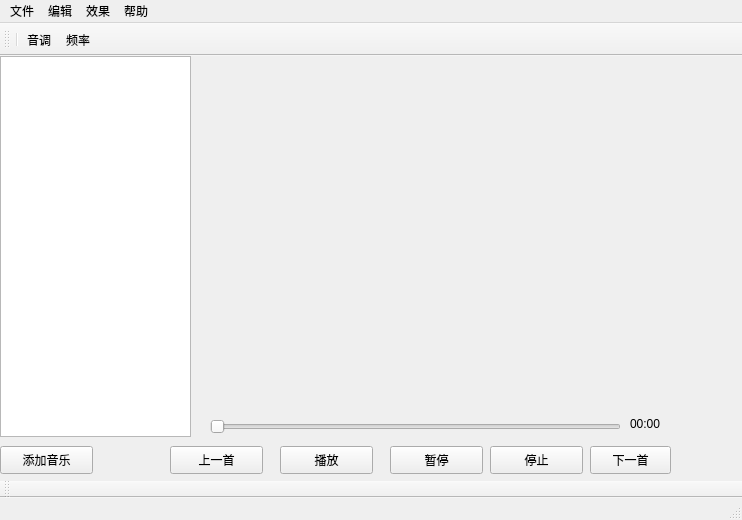
This is src/View/mainwindow.ui in BgmLover/Sound-Processing as Qt 5 draws it before an edit. The edited form follows.
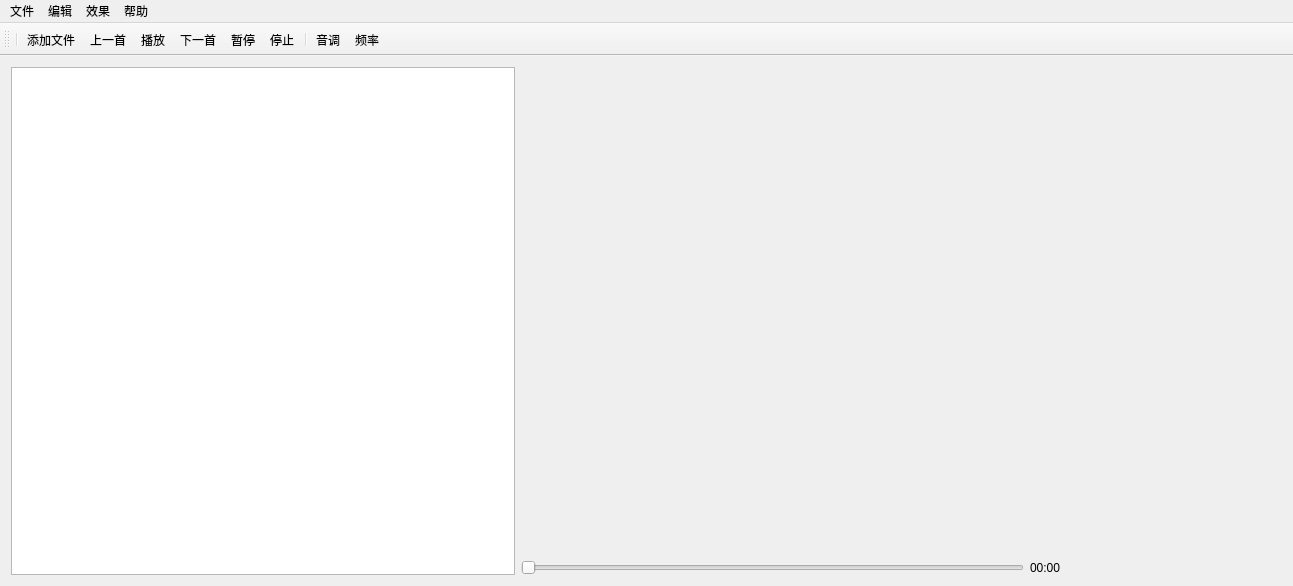
This is the edited form. Icons and pictures are not drawn. Custom widgets are drawn as their Qt base class.

Patch:
```diff
--- a/src/View/mainwindow.ui
+++ b/src/View/mainwindow.ui
@@ -6,148 +6,64 @@
    <rect>
     <x>0</x>
     <y>0</y>
-    <width>742</width>
-    <height>520</height>
+    <width>1293</width>
+    <height>586</height>
    </rect>
   </property>
   <property name="windowTitle">
-   <string>MainWindow</string>
+   <string>MiniAudio</string>
+  </property>
+  <property name="windowIcon">
+   <iconset resource="../../myimage.qrc">
+    <normaloff>:/images/images/MiniAudio.png</normaloff>:/images/images/MiniAudio.png</iconset>
   </property>
   <widget class="QWidget" name="centralWidget">
-   <widget class="QListWidget" name="listWidget">
-    <property name="geometry">
-     <rect>
-      <x>0</x>
-      <y>0</y>
-      <width>191</width>
-      <height>381</height>
-     </rect>
-    </property>
-   </widget>
-   <widget class="QPushButton" name="PlayButton">
-    <property name="geometry">
-     <rect>
-      <x>280</x>
-      <y>390</y>
-      <width>93</width>
-      <height>28</height>
-     </rect>
-    </property>
-    <property name="text">
-     <string>播放</string>
-    </property>
-   </widget>
-   <widget class="QPushButton" name="PauseButton">
-    <property name="geometry">
-     <rect>
-      <x>390</x>
-      <y>390</y>
-      <width>93</width>
-      <height>28</height>
-     </rect>
-    </property>
-    <property name="text">
-     <string>暂停</string>
-    </property>
-   </widget>
-   <widget class="QPushButton" name="LastButton">
-    <property name="geometry">
-     <rect>
-      <x>170</x>
-      <y>390</y>
-      <width>93</width>
-      <height>28</height>
-     </rect>
-    </property>
-    <property name="text">
-     <string>上一首</string>
-    </property>
-   </widget>
-   <widget class="QPushButton" name="NextButton">
-    <property name="geometry">
-     <rect>
-      <x>590</x>
-      <y>390</y>
-      <width>81</width>
-      <height>28</height>
-     </rect>
-    </property>
-    <property name="text">
-     <string>下一首</string>
-    </property>
-   </widget>
-   <widget class="QPushButton" name="AddMuiscButton">
-    <property name="geometry">
-     <rect>
-      <x>0</x>
-      <y>390</y>
-      <width>93</width>
-      <height>28</height>
-     </rect>
-    </property>
-    <property name="text">
-     <string>添加音乐</string>
-    </property>
-   </widget>
-   <widget class="QSlider" name="horizontalSlider">
-    <property name="geometry">
-     <rect>
-      <x>210</x>
-      <y>360</y>
-      <width>411</width>
-      <height>22</height>
-     </rect>
-    </property>
-    <property name="orientation">
-     <enum>Qt::Horizontal</enum>
-    </property>
-   </widget>
-   <widget class="QPushButton" name="stopButton">
-    <property name="geometry">
-     <rect>
-      <x>490</x>
-      <y>390</y>
-      <width>93</width>
-      <height>28</height>
-     </rect>
-    </property>
-    <property name="text">
-     <string>停止</string>
-    </property>
-   </widget>
-   <widget class="QLabel" name="PositionLable">
-    <property name="geometry">
-     <rect>
-      <x>630</x>
-      <y>360</y>
-      <width>72</width>
-      <height>15</height>
-     </rect>
-    </property>
-    <property name="text">
-     <string>00:00</string>
-    </property>
-   </widget>
-   <widget class="QLabel" name="MusicName">
-    <property name="geometry">
-     <rect>
-      <x>250</x>
-      <y>340</y>
-      <width>351</width>
-      <height>20</height>
-     </rect>
-    </property>
-    <property name="text">
-     <string/>
-    </property>
-   </widget>
+   <layout class="QGridLayout" name="gridLayout">
+    <item row="0" column="0" rowspan="7" colspan="2">
+     <widget class="QListWidget" name="listWidget"/>
+    </item>
+    <item row="5" column="2" colspan="3">
+     <widget class="QLabel" name="MusicName">
+      <property name="text">
+       <string>         </string>
+      </property>
+      <property name="buddy">
+       <cstring></cstring>
+      </property>
+     </widget>
+    </item>
+    <item row="3" column="2" rowspan="2" colspan="3">
+     <widget class="CurvePlot" name="ploterAll" native="true"/>
+    </item>
+    <item row="0" column="2" rowspan="3" colspan="3">
+     <widget class="CurvePlot" name="ploter" native="true">
+      <property name="layoutDirection">
+       <enum>Qt::LeftToRight</enum>
+      </property>
+     </widget>
+    </item>
+    <item row="6" column="2" colspan="2">
+     <widget class="QSlider" name="horizontalSlider">
+      <property name="orientation">
+       <enum>Qt::Horizontal</enum>
+      </property>
+     </widget>
+    </item>
+    <item row="6" column="4">
+     <widget class="QLabel" name="PositionLable">
+      <property name="text">
+       <string>00:00</string>
+      </property>
+     </widget>
+    </item>
+   </layout>
   </widget>
   <widget class="QMenuBar" name="menuBar">
    <property name="geometry">
     <rect>
      <x>0</x>
      <y>0</y>
-     <width>742</width>
+     <width>1293</width>
      <height>26</height>
     </rect>
    </property>
@@ -155,15 +71,17 @@
     <property name="title">
      <string>文件</string>
     </property>
-    <addaction name="actionNew"/>
-    <addaction name="actionOpen"/>
-    <addaction name="actionSave"/>
-    <addaction name="actionSaveAs"/>
+    <addaction name="actionAdd"/>
    </widget>
    <widget class="QMenu" name="menu_2">
     <property name="title">
      <string>编辑</string>
     </property>
+    <addaction name="actionPlay"/>
+    <addaction name="actionPause"/>
+    <addaction name="actionNext"/>
+    <addaction name="actionLast"/>
+    <addaction name="actionStop"/>
    </widget>
    <widget class="QMenu" name="menu_3">
     <property name="title">
@@ -176,22 +94,14 @@
     <property name="title">
      <string>帮助</string>
     </property>
-    <addaction name="actionAbout"/>
+    <addaction name="actionAboutQt"/>
+    <addaction name="actionAboutThis"/>
    </widget>
    <addaction name="menu"/>
    <addaction name="menu_2"/>
    <addaction name="menu_3"/>
    <addaction name="menu_4"/>
   </widget>
-  <widget class="QToolBar" name="mainToolBar">
-   <attribute name="toolBarArea">
-    <enum>BottomToolBarArea</enum>
-   </attribute>
-   <attribute name="toolBarBreak">
-    <bool>false</bool>
-   </attribute>
-  </widget>
-  <widget class="QStatusBar" name="statusBar"/>
   <widget class="QToolBar" name="toolBar">
    <property name="windowTitle">
     <string>toolBar</string>
@@ -200,15 +110,26 @@
     <enum>TopToolBarArea</enum>
    </attribute>
    <attribute name="toolBarBreak">
-    <bool>false</bool>
+    <bool>true</bool>
    </attribute>
    <addaction name="separator"/>
+   <addaction name="actionAdd"/>
+   <addaction name="actionLast"/>
+   <addaction name="actionPlay"/>
+   <addaction name="actionNext"/>
+   <addaction name="actionPause"/>
+   <addaction name="actionStop"/>
+   <addaction name="separator"/>
    <addaction name="actionTone"/>
    <addaction name="actionFrequency"/>
   </widget>
-  <action name="actionNew">
+  <action name="actionAdd">
+   <property name="icon">
+    <iconset resource="../../myimage.qrc">
+     <normaloff>:/images/images/plus.png</normaloff>:/images/images/plus.png</iconset>
+   </property>
    <property name="text">
-    <string>新建</string>
+    <string>添加文件</string>
    </property>
    <property name="shortcut">
     <string>Ctrl+N</string>
@@ -230,22 +151,98 @@
    </property>
   </action>
   <action name="actionTone">
+   <property name="icon">
+    <iconset resource="../../myimage.qrc">
+     <normaloff>:/images/images/tone.png</normaloff>:/images/images/tone.png</iconset>
+   </property>
    <property name="text">
     <string>音调</string>
    </property>
   </action>
   <action name="actionFrequency">
+   <property name="icon">
+    <iconset resource="../../myimage.qrc">
+     <normaloff>:/images/images/freq.png</normaloff>:/images/images/freq.png</iconset>
+   </property>
    <property name="text">
     <string>频率</string>
    </property>
   </action>
-  <action name="actionAbout">
+  <action name="actionAboutQt">
+   <property name="icon">
+    <iconset resource="../../myimage.qrc">
+     <normaloff>:/images/images/qt.png</normaloff>:/images/images/qt.png</iconset>
+   </property>
    <property name="text">
-    <string>About</string>
+    <string>关于Qt</string>
+   </property>
+  </action>
+  <action name="actionPlay">
+   <property name="icon">
+    <iconset resource="../../myimage.qrc">
+     <normaloff>:/images/images/play.png</normaloff>:/images/images/play.png</iconset>
+   </property>
+   <property name="text">
+    <string>播放</string>
+   </property>
+  </action>
+  <action name="actionPause">
+   <property name="icon">
+    <iconset resource="../../myimage.qrc">
+     <normaloff>:/images/images/pause.png</normaloff>:/images/images/pause.png</iconset>
+   </property>
+   <property name="text">
+    <string>暂停</string>
+   </property>
+  </action>
+  <action name="actionNext">
+   <property name="icon">
+    <iconset resource="../../myimage.qrc">
+     <normaloff>:/images/images/next.png</normaloff>:/images/images/next.png</iconset>
+   </property>
+   <property name="text">
+    <string>下一首</string>
+   </property>
+  </action>
+  <action name="actionLast">
+   <property name="icon">
+    <iconset resource="../../myimage.qrc">
+     <normaloff>:/images/images/last.png</normaloff>:/images/images/last.png</iconset>
+   </property>
+   <property name="text">
+    <string>上一首</string>
+   </property>
+  </action>
+  <action name="actionStop">
+   <property name="icon">
+    <iconset resource="../../myimage.qrc">
+     <normaloff>:/images/images/stop.png</normaloff>:/images/images/stop.png</iconset>
+   </property>
+   <property name="text">
+    <string>停止</string>
+   </property>
+  </action>
+  <action name="actionAboutThis">
+   <property name="icon">
+    <iconset resource="../../myimage.qrc">
+     <normaloff>:/images/images/MiniAudio.png</normaloff>:/images/images/MiniAudio.png</iconset>
+   </property>
+   <property name="text">
+    <string>关于本产品</string>
    </property>
   </action>
  </widget>
  <layoutdefault spacing="6" margin="11"/>
- <resources/>
+ <customwidgets>
+  <customwidget>
+   <class>CurvePlot</class>
+   <extends>QWidget</extends>
+   <header location="global">CurvePlot.h</header>
+   <container>1</container>
+  </customwidget>
+ </customwidgets>
+ <resources>
+  <include location="../../myimage.qrc"/>
+ </resources>
  <connections/>
 </ui>
```
